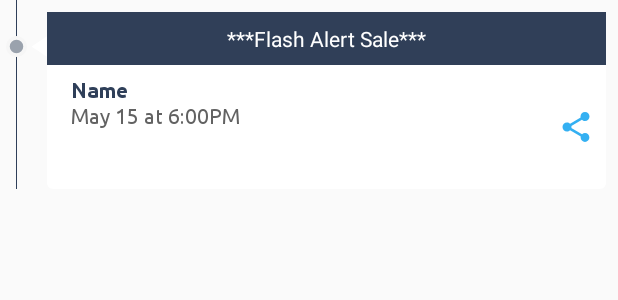
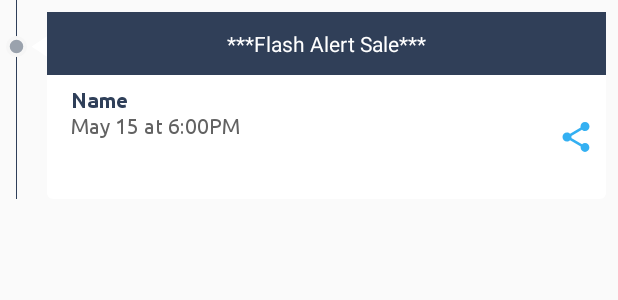
Before and after one commit to placepoint/placePoint_android, an Android app: the layout flash_main_item.xml on its own in the app's theme, with its tools: preview values and no code run, on a phone screen of 412 x 824 dp. Shown: the top 300 px of the screen. Run offline under Robolectric (Android 15) with nearby library versions, the phone set to English and light mode, and no system bars.

Commit message:
Latest code Place point

```diff
--- a/app/build.gradle
+++ b/app/build.gradle
@@ -20,8 +20,8 @@ android {
         applicationId "com.user24.placepoint"
         minSdkVersion 16
         targetSdkVersion 27
-        versionCode 16
-        versionName "1.0.15"
+        versionCode 17
+        versionName "1.0.16"
         testInstrumentationRunner "android.support.test.runner.AndroidJUnitRunner"
 
         manifestPlaceholders = [
--- a/app/src/main/java/com/phaseII/placepoint/Home/FlashHomeAdapter.kt
+++ b/app/src/main/java/com/phaseII/placepoint/Home/FlashHomeAdapter.kt
@@ -155,7 +155,8 @@ class FlashHomeAdapter(private val context: Context, private val list: ArrayList
         } else {
             val name = modelData.business_name
             holder.itemView.relativeLayout2.visibility = View.VISIBLE
-            holder.itemView.header.setBackgroundColor(context.resources.getColor(R.color.colorPrimary))
+            //  holder.itemView.header.setBackgroundColor(context.resources.getColor(R.color.lightGreen))
+            holder.itemView.header.background = context.resources.getDrawable(R.drawable.shape_light_green)
 
             holder.itemView.header.text = "***Flash Alert Sale***"
 
--- a/app/src/main/java/com/phaseII/placepoint/Home/LiveFeeds/HomeAdapter.kt
+++ b/app/src/main/java/com/phaseII/placepoint/Home/LiveFeeds/HomeAdapter.kt
@@ -150,7 +150,9 @@ class HomeAdapter(private val context: Context, private val list: ArrayList<Mode
                 holder.itemView.validityText.text = ""
                 holder.itemView.header.setBackgroundColor(context.resources.getColor(R.color.expire_red))
             }else{
-                holder.itemView.header.setBackgroundColor(context.resources.getColor(R.color.colorPrimary))
+                //holder.itemView.header.setBackgroundColor(context.resources.getColor(R.color.lightGreen))
+                holder.itemView.header.background=context.resources.getDrawable(R.drawable.shape_light_green)
+
                 holder.itemView.relativeLayout2.visibility=View.VISIBLE
                 holder.itemView.header.text="***Flash Alert Sale***"
                 val left:Int=modelData.max_redemption.toInt()-modelData.redeemed.toInt()
--- /dev/null
+++ b/app/src/main/res/drawable/round_corner_light_green.xml
@@ -0,0 +1,10 @@
+<?xml version="1.0" encoding="UTF-8"?>
+<shape xmlns:android="http://schemas.android.com/apk/res/android" android:shape="rectangle">
+    <corners android:radius="4dp"/>
+    <padding android:left="0dp" android:right="0dp" android:top="0dp" android:bottom="0dp"/>
+    <stroke android:width="0dp" android:color="#bcbbbb"/>
+
+    <gradient android:startColor="#78c140"
+        android:endColor="#629f35"
+        android:angle="270"/>
+</shape>
--- a/app/src/main/res/layout/flash_main_item.xml
+++ b/app/src/main/res/layout/flash_main_item.xml
@@ -61,7 +61,7 @@
             <TextView
                 android:id="@+id/header"
                 android:layout_width="match_parent"
-                android:layout_height="wrap_content"
+                android:layout_height="42dp"
                 android:background="@color/colorPrimary"
                 android:gravity="center"
                 android:padding="8dp"
@@ -266,7 +266,7 @@
                     android:layout_marginLeft="16dp"
                     android:layout_marginRight="16dp"
                     android:layout_marginTop="16dp"
-                    android:background="@drawable/round_corner_blue"
+                    android:background="@drawable/round_corner_light_green"
                     android:fontFamily="@font/bold"
                     android:gravity="center"
                     android:padding="16dp"
--- a/app/src/main/res/layout/flashpostadapter_item.xml
+++ b/app/src/main/res/layout/flashpostadapter_item.xml
@@ -54,7 +54,7 @@
             android:id="@+id/header"
             android:layout_width="match_parent"
             android:layout_height="wrap_content"
-            android:background="@color/colorPrimary"
+            android:background="@drawable/shape_light_green"
             android:gravity="center"
             android:padding="8dp"
             android:text="***Flash Alert Sale***"
--- a/app/src/main/res/values/colors.xml
+++ b/app/src/main/res/values/colors.xml
@@ -28,4 +28,6 @@
     <color name="dark_red">#CC2D2D</color>
     <color name="expire_red">#cc4141</color>
     <color name="blur">#66393939</color>
+    <color name="lightGreen">#78c140</color>
+    <color name="darkGreen">#629f35</color>
 </resources>
```
Also changed, not shown: app/src/main/java/com/phaseII/placepoint/Constants.kt (+34 -34 lines), app/src/main/res/drawable/shape_light_green.xml (added, +7 -0 lines), 2 other files.
